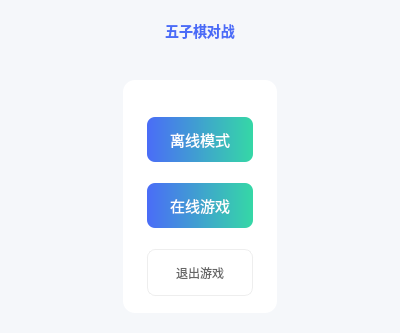
This is client/gomokuClient/startwidget.ui in ELUT1111/Gomoku as Qt 5 draws it before an edit. The edited form follows.
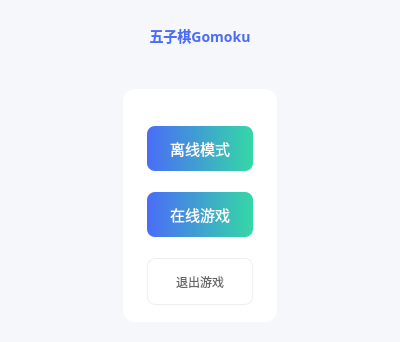
This is the edited form.

Diff of the .ui file:
```diff
--- a/client/gomokuClient/startwidget.ui
+++ b/client/gomokuClient/startwidget.ui
@@ -7,7 +7,7 @@
     <x>0</x>
     <y>0</y>
     <width>400</width>
-    <height>300</height>
+    <height>342</height>
    </rect>
   </property>
   <property name="windowTitle">
@@ -85,13 +85,10 @@
       </property>
       <item>
        <widget class="QLabel" name="lblGameTitle">
-        <property name="text">
-         <string>五子棋对战</string>
-        </property>
         <property name="font">
          <font>
-          <pointsize>24</pointsize>
-          <weight>75</weight>
+          <family>Microsoft YaHei</family>
+          <pointsize>-1</pointsize>
           <bold>true</bold>
          </font>
         </property>
@@ -101,6 +98,12 @@
         <property name="styleSheet">
          <string notr="true">color: #4A6CF7;</string>
         </property>
+        <property name="text">
+         <string>五子棋Gomoku</string>
+        </property>
+        <property name="alignment">
+         <set>Qt::AlignmentFlag::AlignCenter</set>
+        </property>
        </widget>
       </item>
      </layout>
@@ -144,7 +147,8 @@
            </property>
            <property name="font">
             <font>
-             <pointsize>15</pointsize>
+             <family>Microsoft YaHei</family>
+             <pointsize>-1</pointsize>
             </font>
            </property>
            <property name="text">
@@ -162,7 +166,8 @@
            </property>
            <property name="font">
             <font>
-             <pointsize>15</pointsize>
+             <family>Microsoft YaHei</family>
+             <pointsize>-1</pointsize>
             </font>
            </property>
            <property name="text">
@@ -180,7 +185,8 @@
            </property>
            <property name="font">
             <font>
-             <pointsize>12</pointsize>
+             <family>Microsoft YaHei</family>
+             <pointsize>-1</pointsize>
             </font>
            </property>
            <property name="text">
```
Left out of the diff: 21 changed lines with no effect on the pictures.
